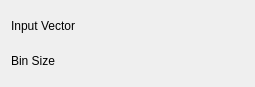
This is src/plugins/dataobject/bin/binconfig.ui in Kst-plot/kst as Qt 5 draws it before an edit. The edited form follows.
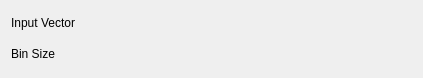
This is the edited form. Custom widgets are drawn as their Qt base class.

What changed in the file:
```diff
--- a/src/plugins/dataobject/bin/binconfig.ui
+++ b/src/plugins/dataobject/bin/binconfig.ui
@@ -5,10 +5,16 @@
    <rect>
     <x>0</x>
     <y>0</y>
-    <width>255</width>
-    <height>87</height>
+    <width>423</width>
+    <height>78</height>
    </rect>
   </property>
+  <property name="minimumSize" >
+   <size>
+    <width>400</width>
+    <height>0</height>
+   </size>
+  </property>
   <layout class="QVBoxLayout" name="verticalLayout" >
    <item>
     <layout class="QHBoxLayout" name="horizontalLayout" >
@@ -28,6 +34,19 @@
        </property>
       </widget>
      </item>
+     <item>
+      <spacer name="horizontalSpacer_2" >
+       <property name="orientation" >
+        <enum>Qt::Horizontal</enum>
+       </property>
+       <property name="sizeHint" stdset="0" >
+        <size>
+         <width>40</width>
+         <height>20</height>
+        </size>
+       </property>
+      </spacer>
+     </item>
      <item>
       <widget class="Kst::VectorSelector" native="1" name="_vector" >
        <property name="sizePolicy" >
@@ -58,6 +77,19 @@
        </property>
       </widget>
      </item>
+     <item>
+      <spacer name="horizontalSpacer" >
+       <property name="orientation" >
+        <enum>Qt::Horizontal</enum>
+       </property>
+       <property name="sizeHint" stdset="0" >
+        <size>
+         <width>40</width>
+         <height>20</height>
+        </size>
+       </property>
+      </spacer>
+     </item>
      <item>
       <widget class="Kst::ScalarSelector" native="1" name="_scalarBin" />
      </item>
```
